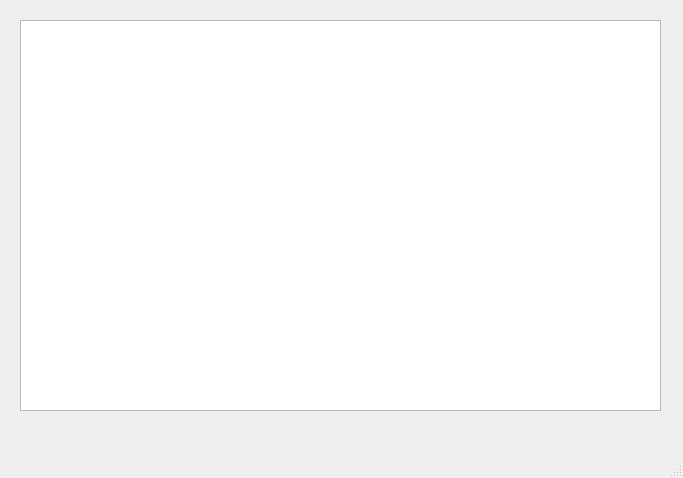
jeremyncapps1821/SystemsChangeLog, file eventlogviewer.ui: the form before one commit.
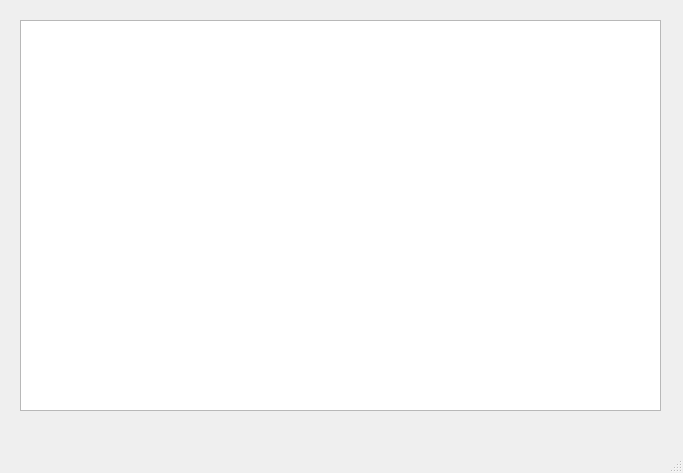
The form after the commit.

The edit to the form file:
```diff
--- a/eventlogviewer.ui
+++ b/eventlogviewer.ui
@@ -7,7 +7,7 @@
     <x>0</x>
     <y>0</y>
     <width>683</width>
-    <height>478</height>
+    <height>473</height>
    </rect>
   </property>
   <property name="windowTitle">
```
Left out of the diff: 2 changed lines with no effect on the pictures.
